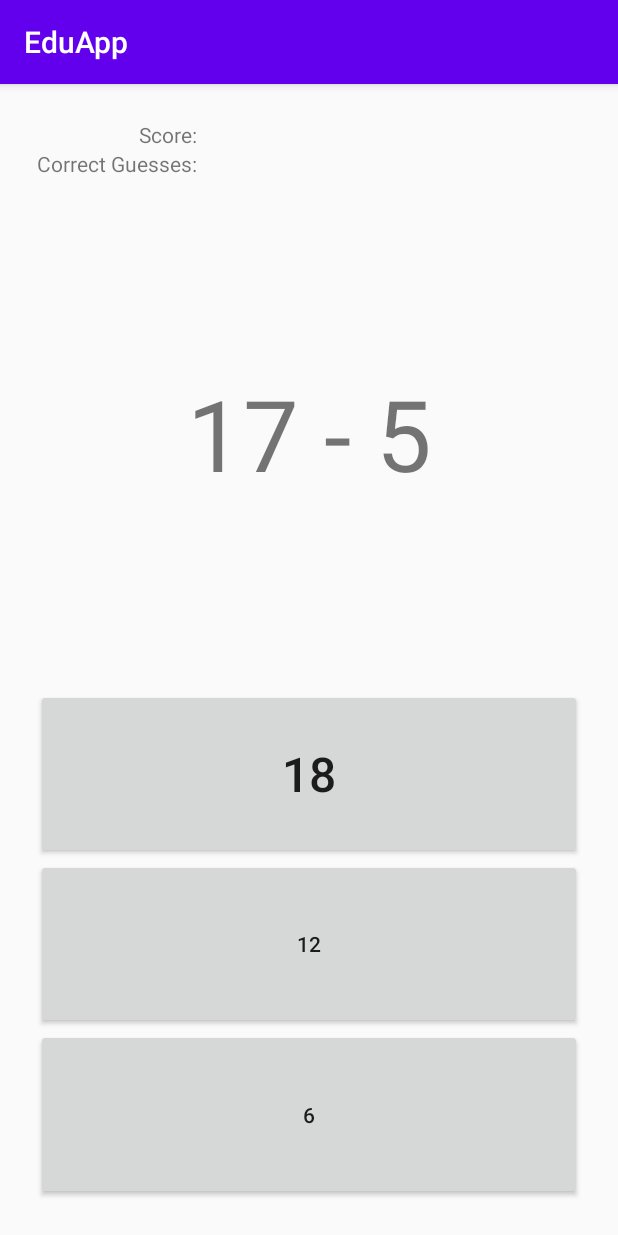
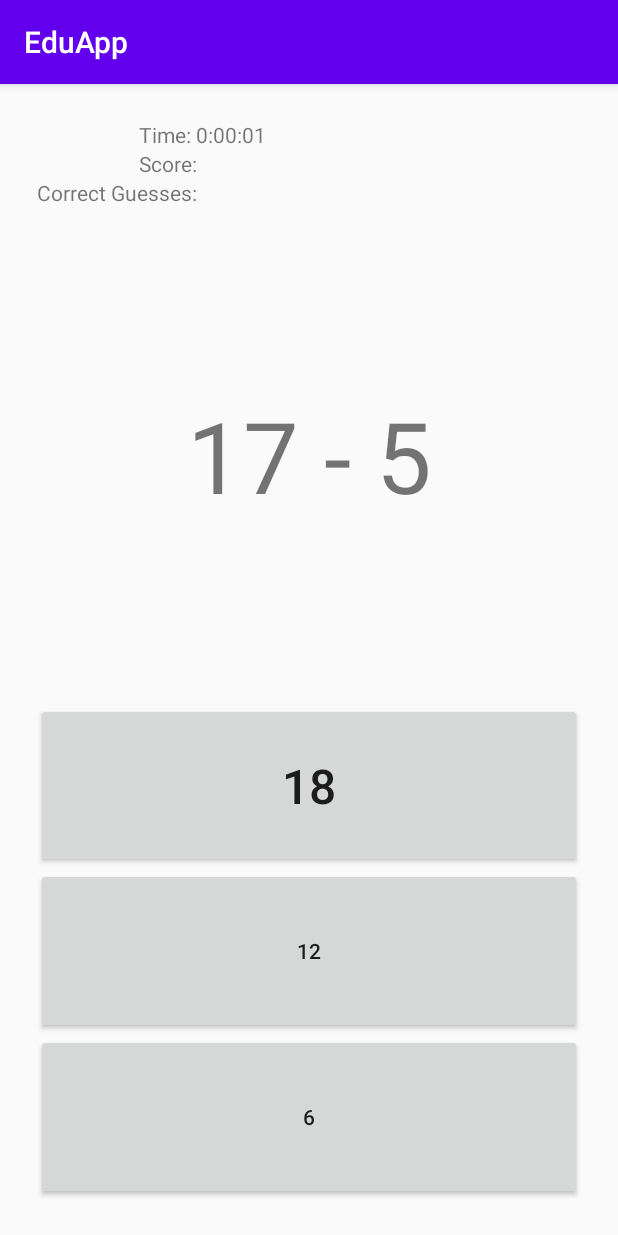
Before and after one commit to ErikCronin/EduApp, an Android app: the GameActivity screen opened directly, with no data from a screen before it, on a phone screen of 412 x 824 dp. Run offline under Robolectric (Android 15) with nearby library versions, the phone set to English and light mode, and no system bars.

Commit message:
added timer to game page

```diff
--- a/app/src/main/AndroidManifest.xml
+++ b/app/src/main/AndroidManifest.xml
@@ -9,7 +9,10 @@
         android:roundIcon="@mipmap/ic_launcher_round"
         android:supportsRtl="true"
         android:theme="@style/AppTheme">
-        <activity android:name=".GameActivity"></activity>
+
+        <activity
+            android:name=".GameActivity"
+            android:configChanges="orientation|keyboardHidden" />
         <activity android:name=".MainActivity">
             <intent-filter>
                 <action android:name="android.intent.action.MAIN" />
--- a/app/src/main/java/com/erik/eduapp/GameActivity.java
+++ b/app/src/main/java/com/erik/eduapp/GameActivity.java
@@ -4,13 +4,20 @@ import androidx.appcompat.app.AppCompatActivity;
 
 import android.annotation.SuppressLint;
 import android.os.Bundle;
+import android.os.Handler;
 import android.view.View;
 import android.view.ViewGroup;
 import android.widget.Button;
 import android.widget.TextView;
+
+import java.util.Locale;
 import java.util.Random;
 
 public class GameActivity extends AppCompatActivity {
+
+    private int seconds = 0;
+    private boolean running = true;
+    private boolean wasRunning;
 
     private Random random = new Random();
     private int firstNum;
@@ -26,7 +33,39 @@ public class GameActivity extends AppCompatActivity {
         ViewGroup gameRows = findViewById(R.id.answer_screen);
         getLayoutInflater().inflate(R.layout.answer_text, gameRows);
 
+        if(savedInstanceState != null){
+            seconds = savedInstanceState.getInt("seconds");
+            running = savedInstanceState.getBoolean("running");
+            wasRunning = savedInstanceState.getBoolean("wasRunning");
+        }
+
         runGame();
+        runTimer();
+    }
+
+    @Override
+    public void onSaveInstanceState(Bundle savedInstanceState) {
+        super.onSaveInstanceState(savedInstanceState);
+        savedInstanceState.putInt("seconds", seconds);
+        savedInstanceState.putBoolean("running", running);
+        savedInstanceState.putBoolean("wasRunning", wasRunning);
+        savedInstanceState.putInt("firstNum", firstNum);
+        savedInstanceState.putInt("secondNum", secondNum);
+        savedInstanceState.putInt("secretNum", secretNum);
+    }
+
+    @Override
+    protected void onPause(){
+        super.onPause();
+        wasRunning = running;
+        running = false;
+    }
+
+    protected void onResume(){
+        super.onResume();
+        if(wasRunning){
+            running = true;
+        }
     }
 
     @SuppressLint("SetTextI18n")
@@ -46,7 +85,6 @@ public class GameActivity extends AppCompatActivity {
         firstNum = generateNum();
         secondNum = generateNum();
         secretNum = generateNum();
-
         //Decides what symbol will be used in the sum and uses that to define solution
         symbolDecider = random.nextInt(3)+1;
         if (symbolDecider == 1){
@@ -95,6 +133,25 @@ public class GameActivity extends AppCompatActivity {
             System.out.println("Skrrt");
     }
 
+    private void runTimer(){
+        final TextView timeView = (TextView)findViewById(R.id.time_view);
+        final Handler handler = new Handler();
+        handler.post(new Runnable() {
+            @Override
+            public void run() {
+                int hours = seconds/3600;
+                int minutes = (seconds%3600)/60;
+                int secs = seconds %60;
+                String time = String.format(Locale.getDefault(),"%d:%02d:%02d", hours, minutes, secs);
+                timeView.setText(time);
+                if(running){
+                    seconds++;
+                }
+                handler.postDelayed(this, 1000);
+            }
+        });
+    }
+
     private int generateNum(){
         return random.nextInt(20) + 1;
     }
--- a/app/src/main/res/layout-land/activity_game.xml
+++ b/app/src/main/res/layout-land/activity_game.xml
@@ -1,5 +1,6 @@
 <?xml version="1.0" encoding="utf-8"?>
 <LinearLayout
+    android:configChanges="keyboardHidden|orientation"
     xmlns:android="http://schemas.android.com/apk/res/android"
     xmlns:tools="http://schemas.android.com/tools"
     android:layout_width="match_parent"
@@ -14,6 +15,25 @@
         android:layout_height="match_parent"
         android:orientation="vertical"
         android:layout_weight="1">
+
+        <TableRow
+            android:layout_width="match_parent"
+            android:layout_height="match_parent"
+            android:layout_weight="1">
+
+            <TextView
+                android:layout_width="wrap_content"
+                android:layout_height="wrap_content"
+                android:text="@string/time"
+                android:textAlignment="textEnd" />
+
+            <TextView
+                android:id="@+id/time_view"
+                android:layout_width="0dp"
+                android:layout_height="match_parent"
+                android:layout_weight="1"
+                android:text=""/>
+        </TableRow>
 
         <TableRow
             android:layout_width="0dp"
@@ -59,7 +79,7 @@
             android:layout_width="0dp"
             android:layout_height="match_parent"
             android:orientation="vertical"
-            android:layout_weight="10">
+            android:layout_weight="20">
 
             <LinearLayout
                 android:id="@+id/answer_screen"
--- a/app/src/main/res/layout/activity_game.xml
+++ b/app/src/main/res/layout/activity_game.xml
@@ -1,5 +1,6 @@
 <?xml version="1.0" encoding="utf-8"?>
 <LinearLayout
+    android:configChanges="keyboardHidden|orientation"
     xmlns:android="http://schemas.android.com/apk/res/android"
     xmlns:tools="http://schemas.android.com/tools"
     android:layout_width="match_parent"
@@ -11,6 +12,25 @@
     <TableLayout
         android:layout_width="match_parent"
         android:layout_height="wrap_content">
+
+        <TableRow
+            android:layout_width="match_parent"
+            android:layout_height="match_parent"
+            android:layout_weight="1">
+
+            <TextView
+                android:layout_width="wrap_content"
+                android:layout_height="wrap_content"
+                android:text="@string/time"
+                android:textAlignment="textEnd" />
+
+            <TextView
+                android:id="@+id/time_view"
+                android:layout_width="0dp"
+                android:layout_height="match_parent"
+                android:layout_weight="1"
+                android:text="" />
+        </TableRow>
 
         <TableRow
             android:layout_width="match_parent"
--- a/app/src/main/res/values/strings.xml
+++ b/app/src/main/res/values/strings.xml
@@ -8,4 +8,5 @@
     <string name="todo">TODO</string>
     <string name="_space" />
     <string name="correct_guesses">Correct Guesses: </string>
+    <string name="time">"Time: "</string>
 </resources>
```
